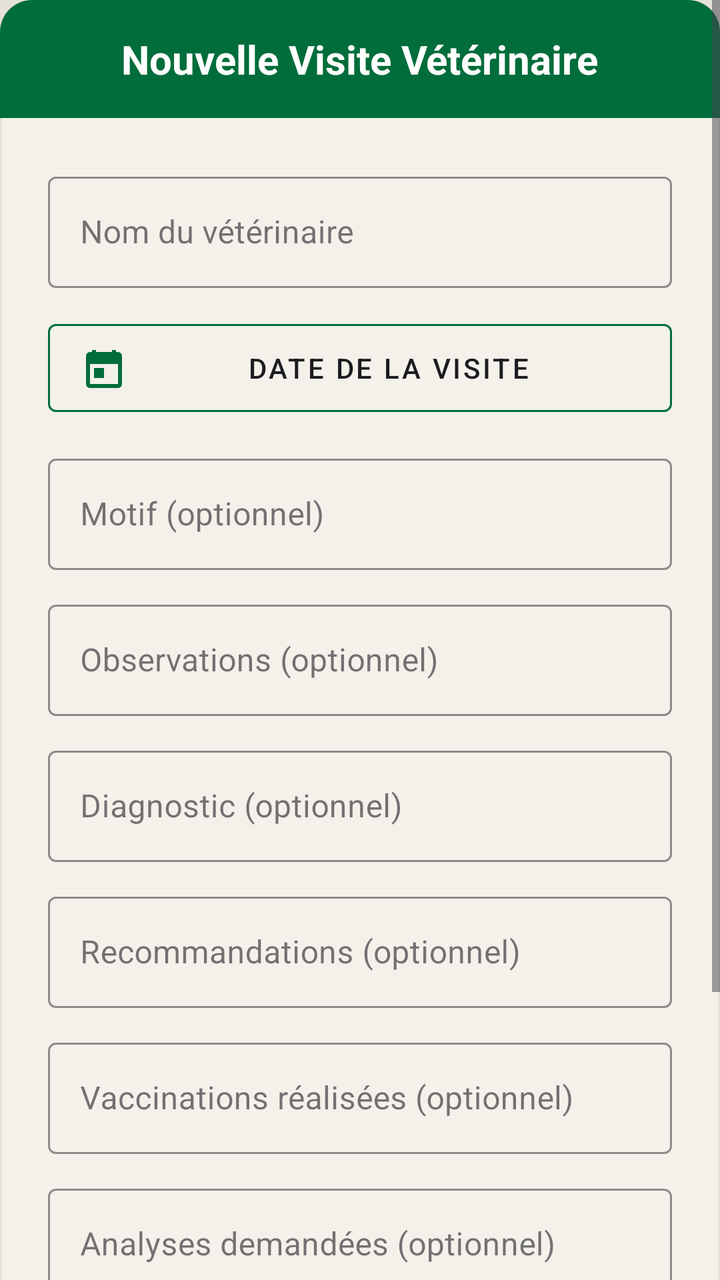
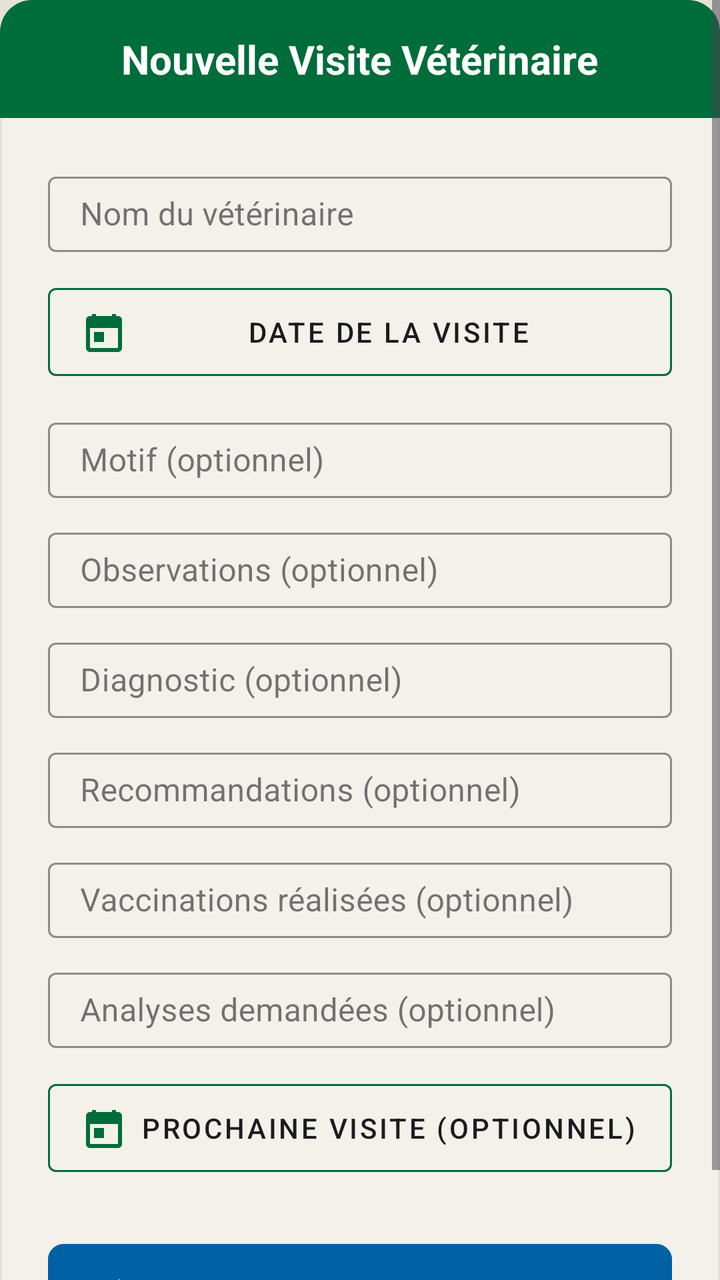

Two renders of the same Android screen: before a commit and after it. Below are the layout's source before the change and the commit's diff.
<!-- AndroidManifest.xml: application theme Theme.Poulailler_copilot -->
<!-- res/layout/dialog_add_vet_visit.xml -->
<?xml version="1.0" encoding="utf-8"?>
<ScrollView xmlns:android="http://schemas.android.com/apk/res/android"
    xmlns:app="http://schemas.android.com/apk/res-auto"
    android:layout_width="match_parent"
    android:layout_height="wrap_content"
    android:maxHeight="650dp">

<LinearLayout
    android:layout_width="match_parent"
    android:layout_height="wrap_content"
    android:orientation="vertical"
    android:background="@drawable/bg_dialog_dark">

    <LinearLayout
        android:layout_width="match_parent"
        android:layout_height="wrap_content"
        android:background="@drawable/bg_dialog_header"
        android:padding="16dp"
        android:gravity="center">
        <TextView
            android:layout_width="wrap_content"
            android:layout_height="wrap_content"
            android:text="Nouvelle Visite Vétérinaire"
            android:textColor="@color/white"
            android:textSize="20sp"
            android:textStyle="bold"/>
    </LinearLayout>

    <LinearLayout
        android:layout_width="match_parent"
        android:layout_height="wrap_content"
        android:orientation="vertical"
        android:padding="24dp">

        <com.google.android.material.textfield.TextInputLayout
            android:layout_width="match_parent"
            android:layout_height="wrap_content"
            android:hint="Nom du vétérinaire"
            style="@style/Widget.MaterialComponents.TextInputLayout.OutlinedBox"
            android:layout_marginBottom="12dp"
            app:hintTextColor="@color/text_secondary"
            app:boxStrokeColor="@color/primary">
            <com.google.android.material.textfield.TextInputEditText
                android:id="@+id/etVetName"
                android:layout_width="match_parent"
                android:layout_height="wrap_content"
                android:textColor="@color/text_primary" />
        </com.google.android.material.textfield.TextInputLayout>

        <com.google.android.material.button.MaterialButton
            android:id="@+id/btnSelectVisitDate"
            android:layout_width="match_parent"
            android:layout_height="56dp"
            android:text="Date de la visite"
            style="@style/Widget.MaterialComponents.Button.OutlinedButton"
            android:textColor="@color/text_primary"
            app:strokeColor="@color/primary"
            app:icon="@drawable/ic_calendar"
            app:iconTint="@color/primary"
            android:layout_marginBottom="12dp"/>

        <com.google.android.material.textfield.TextInputLayout
            android:layout_width="match_parent"
            android:layout_height="wrap_content"
            android:hint="Motif (optionnel)"
            style="@style/Widget.MaterialComponents.TextInputLayout.OutlinedBox"
            android:layout_marginBottom="12dp"
            app:hintTextColor="@color/text_secondary"
            app:boxStrokeColor="@color/primary">
            <com.google.android.material.textfield.TextInputEditText
                android:id="@+id/etVetReason"
                android:layout_width="match_parent"
                android:layout_height="wrap_content"
                android:textColor="@color/text_primary" />
        </com.google.android.material.textfield.TextInputLayout>

        <com.google.android.material.textfield.TextInputLayout
            android:layout_width="match_parent"
            android:layout_height="wrap_content"
            android:hint="Observations (optionnel)"
            style="@style/Widget.MaterialComponents.TextInputLayout.OutlinedBox"
            android:layout_marginBottom="12dp"
            app:hintTextColor="@color/text_secondary"
            app:boxStrokeColor="@color/primary">
            <com.google.android.material.textfield.TextInputEditText
                android:id="@+id/etVetObservations"
                android:layout_width="match_parent"
                android:layout_height="wrap_content"
                android:textColor="@color/text_primary" />
        </com.google.android.material.textfield.TextInputLayout>

        <com.google.android.material.textfield.TextInputLayout
            android:layout_width="match_parent"
            android:layout_height="wrap_content"
            android:hint="Diagnostic (optionnel)"
            style="@style/Widget.MaterialComponents.TextInputLayout.OutlinedBox"
            android:layout_marginBottom="12dp"
            app:hintTextColor="@color/text_secondary"
            app:boxStrokeColor="@color/primary">
            <com.google.android.material.textfield.TextInputEditText
                android:id="@+id/etVetDiagnosis"
                android:layout_width="match_parent"
                android:layout_height="wrap_content"
                android:textColor="@color/text_primary" />
        </com.google.android.material.textfield.TextInputLayout>

        <com.google.android.material.textfield.TextInputLayout
            android:layout_width="match_parent"
            android:layout_height="wrap_content"
            android:hint="Recommandations (optionnel)"
            style="@style/Widget.MaterialComponents.TextInputLayout.OutlinedBox"
            android:layout_marginBottom="12dp"
            app:hintTextColor="@color/text_secondary"
            app:boxStrokeColor="@color/primary">
            <com.google.android.material.textfield.TextInputEditText
                android:id="@+id/etVetRecommendations"
                android:layout_width="match_parent"
                android:layout_height="wrap_content"
                android:textColor="@color/text_primary" />
        </com.google.android.material.textfield.TextInputLayout>

        <com.google.android.material.textfield.TextInputLayout
            android:layout_width="match_parent"
            android:layout_height="wrap_content"
            android:hint="Vaccinations réalisées (optionnel)"
            style="@style/Widget.MaterialComponents.TextInputLayout.OutlinedBox"
            android:layout_marginBottom="12dp"
            app:hintTextColor="@color/text_secondary"
            app:boxStrokeColor="@color/primary">
            <com.google.android.material.textfield.TextInputEditText
                android:id="@+id/etVetVaccinations"
                android:layout_width="match_parent"
                android:layout_height="wrap_content"
                android:textColor="@color/text_primary" />
        </com.google.android.material.textfield.TextInputLayout>

        <com.google.android.material.textfield.TextInputLayout
            android:layout_width="match_parent"
            android:layout_height="wrap_content"
            android:hint="Analyses demandées (optionnel)"
            style="@style/Widget.MaterialComponents.TextInputLayout.OutlinedBox"
            android:layout_marginBottom="12dp"
            app:hintTextColor="@color/text_secondary"
            app:boxStrokeColor="@color/primary">
            <com.google.android.material.textfield.TextInputEditText
                android:id="@+id/etVetAnalyses"
                android:layout_width="match_parent"
                android:layout_height="wrap_content"
                android:textColor="@color/text_primary" />
        </com.google.android.material.textfield.TextInputLayout>

        <com.google.android.material.button.MaterialButton
            android:id="@+id/btnSelectNextVisitDate"
            android:layout_width="match_parent"
            android:layout_height="56dp"
            android:text="Prochaine visite (optionnel)"
            style="@style/Widget.MaterialComponents.Button.OutlinedButton"
            android:textColor="@color/text_primary"
            app:strokeColor="@color/primary"
            app:icon="@drawable/ic_calendar"
            app:iconTint="@color/primary"
            android:layout_marginBottom="24dp"/>

        <com.google.android.material.button.MaterialButton
            android:id="@+id/btnSaveVetVisit"
            android:layout_width="match_parent"
            android:layout_height="60dp"
            android:text="ENREGISTRER"
            android:backgroundTint="@color/accent_blue"
            android:textColor="@color/white"
            app:cornerRadius="8dp"
            app:icon="@drawable/ic_check"
            app:iconTint="@color/white"/>
    </LinearLayout>
</LinearLayout>
</ScrollView>
<!-- resources referenced by this layout -->
<resources>
  <color name="accent_blue">#0061A4</color>
  <color name="primary">#006D3A</color>
  <color name="text_primary">#1C1B1F</color>
  <color name="text_secondary">#49454F</color>
  <color name="white">#FFFFFFFF</color>
  <!-- drawable bg_dialog_dark (drawable) -->
  <?xml version="1.0" encoding="utf-8"?>
  <shape xmlns:android="http://schemas.android.com/apk/res/android">
      <solid android:color="@color/surface" />
      <stroke
          android:width="1dp"
          android:color="@color/off_white" />
      <corners android:radius="16dp" />
  </shape>
  <!-- drawable bg_dialog_header (drawable) -->
  <?xml version="1.0" encoding="utf-8"?>
  <shape xmlns:android="http://schemas.android.com/apk/res/android">
      <solid android:color="@color/primary" />
      <corners
          android:topLeftRadius="16dp"
          android:topRightRadius="16dp" />
  </shape>
  <style name="Theme.Poulailler_copilot" parent="Theme.MaterialComponents.DayNight.NoActionBar">
          
          <item name="colorPrimary">@color/primary</item>
          <item name="colorPrimaryVariant">@color/primary_variant</item>
          <item name="colorOnPrimary">@color/white</item>
  
          
          <item name="colorSecondary">@color/secondary</item>
          <item name="colorSecondaryVariant">@color/secondary_variant</item>
          <item name="colorOnSecondary">@color/white</item>
  
          
          <item name="android:windowBackground">@color/background</item>
          <item name="colorSurface">@color/surface</item>
          <item name="colorOnSurface">@color/text_primary</item>
          <item name="colorOnSurfaceVariant">@color/text_secondary</item>
  
          
          <item name="android:textColorPrimary">@color/text_primary</item>
          <item name="android:textColorSecondary">@color/text_secondary</item>
  
          
          <item name="android:statusBarColor">?attr/colorPrimaryVariant</item>
  
          
          <item name="materialCardViewStyle">@style/Widget.App.CardView</item>
          <item name="shapeAppearanceLargeComponent">@style/ShapeAppearance.App.LargeComponent</item>
  
          
          <item name="materialAlertDialogTheme">@style/ThemeOverlay.App.MaterialAlertDialog</item>
          <item name="alertDialogTheme">@style/ThemeOverlay.App.MaterialAlertDialog</item>
      </style>
  <color name="surface">#F3F1EA</color>
  <color name="off_white">#E4E2D8</color>
  <color name="primary_variant">#004D22</color>
  <color name="secondary">#43A047</color>
  <color name="secondary_variant">#2E7D32</color>
  <color name="background">@color/off_white</color>
  <style name="Widget.App.CardView" parent="Widget.MaterialComponents.CardView">
          <item name="cardElevation">2dp</item>
          <item name="cardCornerRadius">16dp</item>
          <item name="cardBackgroundColor">@color/surface</item>
          <item name="strokeWidth">0dp</item>
      </style>
  <style name="ShapeAppearance.App.LargeComponent" parent="ShapeAppearance.MaterialComponents.LargeComponent">
          <item name="cornerFamily">rounded</item>
          <item name="cornerSize">16dp</item>
      </style>
  <style name="ThemeOverlay.App.MaterialAlertDialog" parent="ThemeOverlay.MaterialComponents.MaterialAlertDialog">
          <item name="colorSurface">@color/surface</item>
          <item name="colorOnSurface">@color/text_primary</item>
          <item name="android:textColorPrimary">@color/text_primary</item>
      </style>
  <!-- unchanged entries left out for length: 2 -->
</resources>

<!-- the commit's change to res/layout/dialog_add_vet_visit.xml (unified diff, before → after) -->
@@ -36,11 +36,12 @@
             android:layout_width="match_parent"
             android:layout_height="wrap_content"
             android:hint="Nom du vétérinaire"
-            style="@style/Widget.MaterialComponents.TextInputLayout.OutlinedBox"
+            style="@style/Widget.MaterialComponents.TextInputLayout.OutlinedBox.Dense"
             android:layout_marginBottom="12dp"
             app:hintTextColor="@color/text_secondary"
             app:boxStrokeColor="@color/primary">
             <com.google.android.material.textfield.TextInputEditText
+        style="@style/Widget.App.TextInputEditText"
                 android:id="@+id/etVetName"
                 android:layout_width="match_parent"
                 android:layout_height="wrap_content"
@@ -63,11 +64,12 @@
             android:layout_width="match_parent"
             android:layout_height="wrap_content"
             android:hint="Motif (optionnel)"
-            style="@style/Widget.MaterialComponents.TextInputLayout.OutlinedBox"
+            style="@style/Widget.MaterialComponents.TextInputLayout.OutlinedBox.Dense"
             android:layout_marginBottom="12dp"
             app:hintTextColor="@color/text_secondary"
             app:boxStrokeColor="@color/primary">
             <com.google.android.material.textfield.TextInputEditText
+        style="@style/Widget.App.TextInputEditText"
                 android:id="@+id/etVetReason"
                 android:layout_width="match_parent"
                 android:layout_height="wrap_content"
@@ -78,11 +80,12 @@
             android:layout_width="match_parent"
             android:layout_height="wrap_content"
             android:hint="Observations (optionnel)"
-            style="@style/Widget.MaterialComponents.TextInputLayout.OutlinedBox"
+            style="@style/Widget.MaterialComponents.TextInputLayout.OutlinedBox.Dense"
             android:layout_marginBottom="12dp"
             app:hintTextColor="@color/text_secondary"
             app:boxStrokeColor="@color/primary">
             <com.google.android.material.textfield.TextInputEditText
+        style="@style/Widget.App.TextInputEditText"
                 android:id="@+id/etVetObservations"
                 android:layout_width="match_parent"
                 android:layout_height="wrap_content"
@@ -93,11 +96,12 @@
             android:layout_width="match_parent"
             android:layout_height="wrap_content"
             android:hint="Diagnostic (optionnel)"
-            style="@style/Widget.MaterialComponents.TextInputLayout.OutlinedBox"
+            style="@style/Widget.MaterialComponents.TextInputLayout.OutlinedBox.Dense"
             android:layout_marginBottom="12dp"
             app:hintTextColor="@color/text_secondary"
             app:boxStrokeColor="@color/primary">
             <com.google.android.material.textfield.TextInputEditText
+        style="@style/Widget.App.TextInputEditText"
                 android:id="@+id/etVetDiagnosis"
                 android:layout_width="match_parent"
                 android:layout_height="wrap_content"
@@ -108,11 +112,12 @@
             android:layout_width="match_parent"
             android:layout_height="wrap_content"
             android:hint="Recommandations (optionnel)"
-            style="@style/Widget.MaterialComponents.TextInputLayout.OutlinedBox"
+            style="@style/Widget.MaterialComponents.TextInputLayout.OutlinedBox.Dense"
             android:layout_marginBottom="12dp"
             app:hintTextColor="@color/text_secondary"
             app:boxStrokeColor="@color/primary">
             <com.google.android.material.textfield.TextInputEditText
+        style="@style/Widget.App.TextInputEditText"
                 android:id="@+id/etVetRecommendations"
                 android:layout_width="match_parent"
                 android:layout_height="wrap_content"
@@ -123,11 +128,12 @@
             android:layout_width="match_parent"
             android:layout_height="wrap_content"
             android:hint="Vaccinations réalisées (optionnel)"
-            style="@style/Widget.MaterialComponents.TextInputLayout.OutlinedBox"
+            style="@style/Widget.MaterialComponents.TextInputLayout.OutlinedBox.Dense"
             android:layout_marginBottom="12dp"
             app:hintTextColor="@color/text_secondary"
             app:boxStrokeColor="@color/primary">
             <com.google.android.material.textfield.TextInputEditText
+        style="@style/Widget.App.TextInputEditText"
                 android:id="@+id/etVetVaccinations"
                 android:layout_width="match_parent"
                 android:layout_height="wrap_content"
@@ -138,11 +144,12 @@
             android:layout_width="match_parent"
             android:layout_height="wrap_content"
             android:hint="Analyses demandées (optionnel)"
-            style="@style/Widget.MaterialComponents.TextInputLayout.OutlinedBox"
+            style="@style/Widget.MaterialComponents.TextInputLayout.OutlinedBox.Dense"
             android:layout_marginBottom="12dp"
             app:hintTextColor="@color/text_secondary"
             app:boxStrokeColor="@color/primary">
             <com.google.android.material.textfield.TextInputEditText
+        style="@style/Widget.App.TextInputEditText"
                 android:id="@+id/etVetAnalyses"
                 android:layout_width="match_parent"
                 android:layout_height="wrap_content"
<!-- resource entries referenced after the edit -->
@@ -22,6 +22,11 @@
           android:topLeftRadius="16dp"
           android:topRightRadius="16dp" />
   </shape>
+  <style name="Widget.App.TextInputEditText" parent="Widget.MaterialComponents.TextInputEditText.OutlinedBox.Dense">
+          <item name="android:paddingTop">8dp</item>
+          <item name="android:paddingBottom">8dp</item>
+          <item name="android:minHeight">0dp</item>
+      </style>
   <style name="Theme.Poulailler_copilot" parent="Theme.MaterialComponents.DayNight.NoActionBar">
           
           <item name="colorPrimary">@color/primary</item>
@@ -51,6 +56,10 @@
           <item name="shapeAppearanceLargeComponent">@style/ShapeAppearance.App.LargeComponent</item>
   
           
+          <item name="editTextStyle">@style/Widget.App.TextInputEditText</item>
+          <item name="textInputStyle">@style/Widget.App.TextInputLayout</item>
+  
+          
           <item name="materialAlertDialogTheme">@style/ThemeOverlay.App.MaterialAlertDialog</item>
           <item name="alertDialogTheme">@style/ThemeOverlay.App.MaterialAlertDialog</item>
       </style>
@@ -70,6 +79,7 @@
           <item name="cornerFamily">rounded</item>
           <item name="cornerSize">16dp</item>
       </style>
+  <style name="Widget.App.TextInputLayout" parent="Widget.MaterialComponents.TextInputLayout.OutlinedBox.Dense" />
   <style name="ThemeOverlay.App.MaterialAlertDialog" parent="ThemeOverlay.MaterialComponents.MaterialAlertDialog">
           <item name="colorSurface">@color/surface</item>
           <item name="colorOnSurface">@color/text_primary</item>
